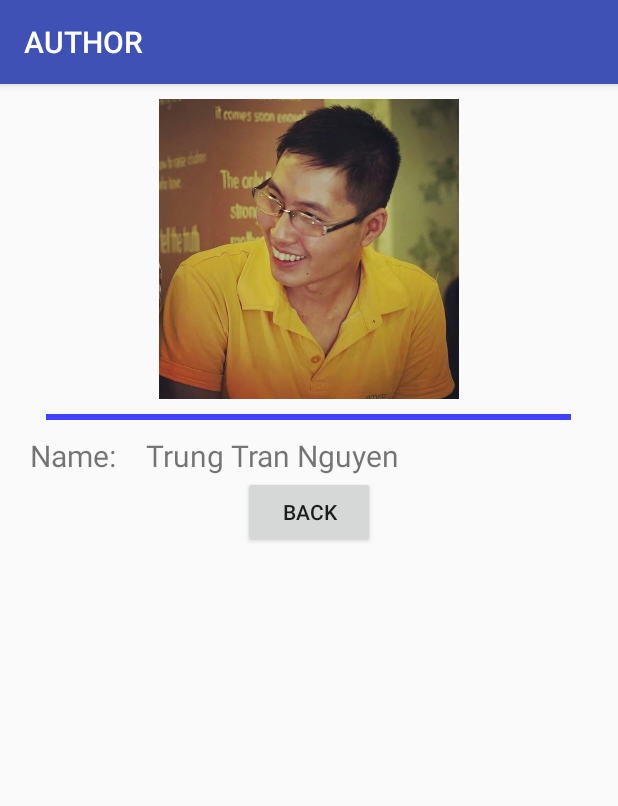
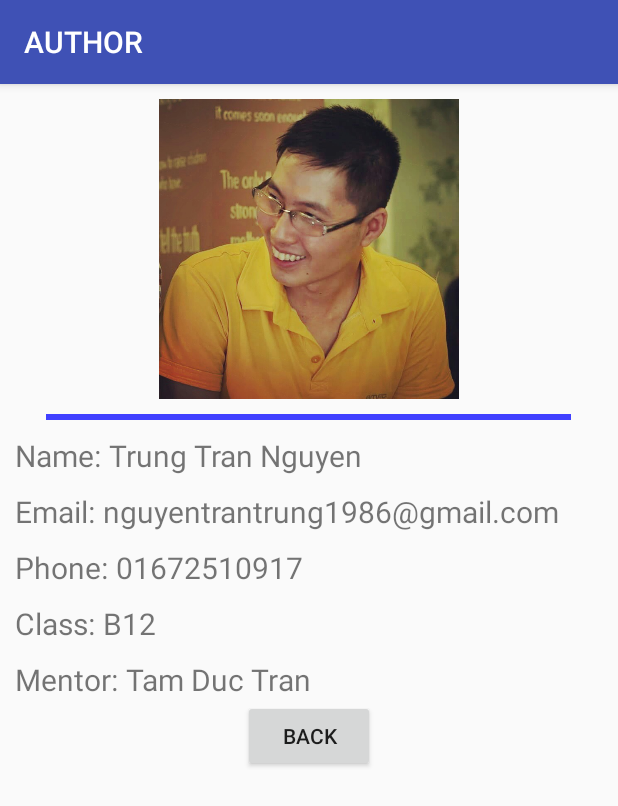
Before and after one commit to trantrungnt/Final_Project, an Android app: the AuthorActivity screen opened directly, with no data from a screen before it, on a phone screen of 412 x 824 dp. Shown: the top 806 px of the screen. Run offline under Robolectric (Android 15) with nearby library versions, the phone set to English and light mode, and no system bars.

Commit message:
(temp) UI Author

```diff
--- a/Final-Project/app/src/main/res/layout/activity_author.xml
+++ b/Final-Project/app/src/main/res/layout/activity_author.xml
@@ -32,7 +32,7 @@
             android:layout_height="wrap_content"
             android:text="@string/label_name"
             android:textSize="20sp"
-            android:layout_marginLeft="20dp"
+            android:layout_marginLeft="10dp"
         />
 
         <TextView
@@ -40,9 +40,98 @@
             android:layout_height="wrap_content"
             android:text="@string/label_name_author"
             android:textSize="20sp"
-            android:layout_marginLeft="20dp"
+            android:layout_marginLeft="5dp"
             />
     </LinearLayout>
+    <LinearLayout
+        android:layout_width="match_parent"
+        android:layout_height="wrap_content"
+        android:orientation="horizontal"
+        android:layout_marginTop="10dp">
+
+        <TextView
+            android:layout_width="wrap_content"
+            android:layout_height="wrap_content"
+            android:text="@string/label_email"
+            android:textSize="20sp"
+            android:layout_marginLeft="10dp"
+            />
+
+        <TextView
+            android:layout_width="wrap_content"
+            android:layout_height="wrap_content"
+            android:text="nguyentrantrung1986@gmail.com"
+            android:textSize="20sp"
+            android:layout_marginLeft="5dp"
+            />
+    </LinearLayout>
+    <LinearLayout
+        android:layout_width="match_parent"
+        android:layout_height="wrap_content"
+        android:orientation="horizontal"
+        android:layout_marginTop="10dp">
+
+        <TextView
+            android:layout_width="wrap_content"
+            android:layout_height="wrap_content"
+            android:text="@string/label_phone"
+            android:textSize="20sp"
+            android:layout_marginLeft="10dp"
+            />
+
+        <TextView
+            android:layout_width="wrap_content"
+            android:layout_height="wrap_content"
+            android:text="01672510917"
+            android:textSize="20sp"
+            android:layout_marginLeft="5dp"
+            />
+    </LinearLayout>
+    <LinearLayout
+        android:layout_width="match_parent"
+        android:layout_height="wrap_content"
+        android:orientation="horizontal"
+        android:layout_marginTop="10dp">
+
+        <TextView
+            android:layout_width="wrap_content"
+            android:layout_height="wrap_content"
+            android:text="@string/label_class_author"
+            android:textSize="20sp"
+            android:layout_marginLeft="10dp"
+            />
+
+        <TextView
+            android:layout_width="wrap_content"
+            android:layout_height="wrap_content"
+            android:text="B12"
+            android:textSize="20sp"
+            android:layout_marginLeft="5dp"
+            />
+    </LinearLayout>
+    <LinearLayout
+        android:layout_width="match_parent"
+        android:layout_height="wrap_content"
+        android:orientation="horizontal"
+        android:layout_marginTop="10dp">
+
+        <TextView
+            android:layout_width="wrap_content"
+            android:layout_height="wrap_content"
+            android:text="@string/label_mentor"
+            android:textSize="20sp"
+            android:layout_marginLeft="10dp"
+            />
+
+        <TextView
+            android:layout_width="wrap_content"
+            android:layout_height="wrap_content"
+            android:text="@string/label_name_mentor"
+            android:textSize="20sp"
+            android:layout_marginLeft="5dp"
+            />
+    </LinearLayout>
+
 
     <Button
         android:id="@+id/btnBack"
--- a/Final-Project/app/src/main/res/values/strings.xml
+++ b/Final-Project/app/src/main/res/values/strings.xml
@@ -48,4 +48,7 @@
     <string name="label_reset">RESET</string>
     <string name="label_back">BACK</string>
     <string name="label_name_author">Trung Tran Nguyen</string>
+    <string name="label_class_author">Class:</string>
+    <string name="label_mentor">Mentor:</string>
+    <string name="label_name_mentor">Tam Duc Tran</string>
 </resources>
```
Also changed, not shown: 1 other file.
